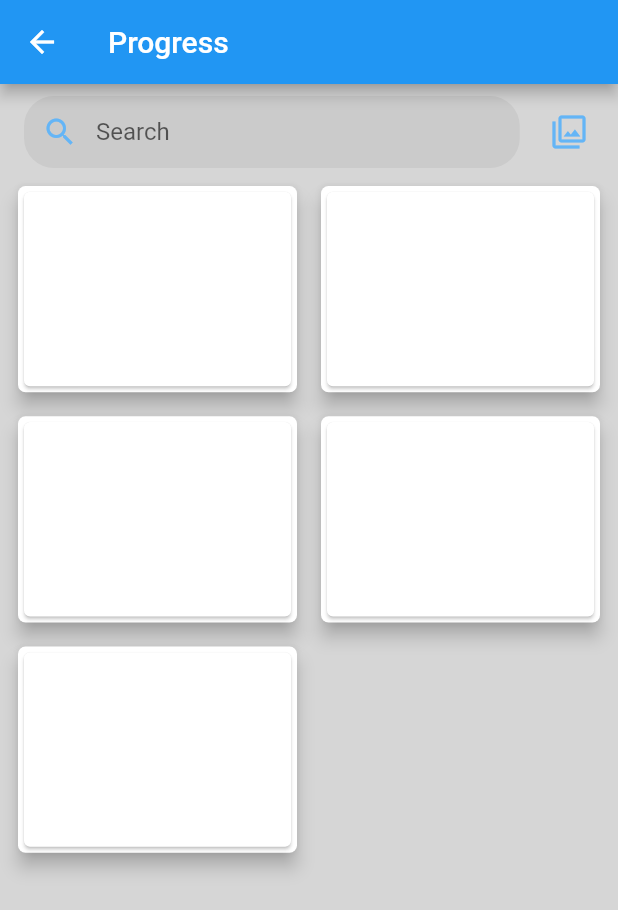
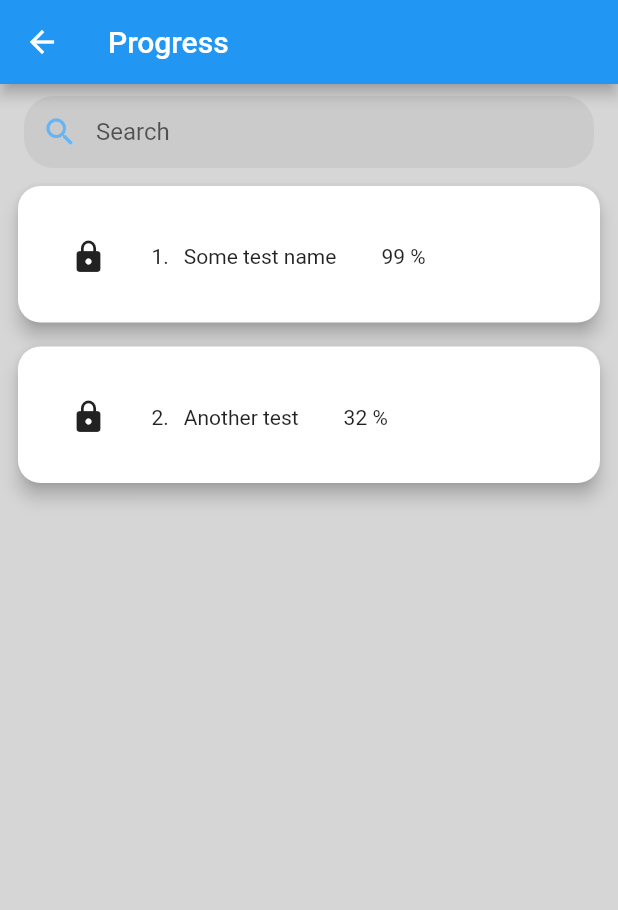
Before and after one commit to olaziobrowska/Mobile-application-supporting-language-learning, a Flutter app: the ProgressView screen opened by its route, on a phone screen of 412 x 824 dp. Shown: the top 910 px of the screen. Run offline on Flutter 3.47's test engine with Material 2 defaults, Android fonts, the light colour scheme and no system bars; our stand-ins replace cloud_firestore, firebase_auth, firebase_messaging, get_it; accounts and stored records are empty.

Commit message:
progressView + testCard + testCardModel

```diff
--- a/language_app/lib/views/progress_view/progressView.dart
+++ b/language_app/lib/views/progress_view/progressView.dart
@@ -1,35 +1,67 @@
 import 'package:flutter/material.dart';
+import 'package:language_app/utils/routes/routes.dart';
+import 'testCard.dart';
+import 'testCardModel.dart';
 
 class ProgressView extends StatefulWidget {
+  final NavigationService _navigationService = locator<NavigationService>();
+
+  // TODO
+  // final Function getUserTests; or something like that
+  // ProgressView({@required this.getUserTests});
+
   @override
   _ProgressViewState createState() => _ProgressViewState();
 }
 
 class _ProgressViewState extends State<ProgressView> {
-  List items = [];
+  String searchValue = "";
+  bool loading = true;
+
+  TextEditingController editingController = TextEditingController();
+
+  var items = List<TestCardModel>();
+  var filteredItems = List<TestCardModel>();
+  List<String> selectedCountList = [];
+
+  TestCardModel someTestCard1 =
+      TestCardModel(1, "Some test name", 99); // to remove
+  TestCardModel someTestCard2 =
+      TestCardModel(2, "Another test", 32); // to remove
+
+  @override
+  void initState() {
+    super.initState();
+    items.add(someTestCard1); // to remove
+    items.add(someTestCard2); // to remove
+    // TODO
+    // getUserTests(); or something like that
+  }
+
+  void filterSearchResults(String query) {
+    setState(() {
+      searchValue = query;
+    });
+  }
+
   @override
   Widget build(BuildContext context) {
+    filteredItems = items
+        .where((item) =>
+            item.name.toLowerCase().contains(searchValue.toLowerCase()))
+        .toList();
+    filteredItems = filteredItems.where((item) {
+      if (selectedCountList.isEmpty) {
+        return true;
+      }
+      return false;
+    }).toList();
+
     return new Scaffold(
         appBar: new AppBar(
           title: new Text("Progress"),
-          // backgroundColor: Colors.red[300],
-          actions: <Widget>[
-            // IconButton(
-            //     icon: Icon(
-            //       Icons.camera_alt_outlined,
-            //       color: Colors.white,
-            //     ),
-            //     onPressed: () async {
-            //       String photoScanResult = await scanner.scan();
-            //       try {
-            //         await widget._navigationService
-            //             .navigateTo('wiki-page', int.parse(photoScanResult));
-            //       } catch (err) {}
-            //     })
-          ],
         ),
         body: WillPopScope(
-          // onWillPop: () {},
           child: Container(
             margin: new EdgeInsets.symmetric(horizontal: 8.0),
             child: Column(
@@ -41,16 +73,14 @@ class _ProgressViewState extends State<ProgressView> {
                       child: Padding(
                         padding: const EdgeInsets.all(8.0),
                         child: TextField(
-                          // onChanged: (value) {
-                          //   filterSearchResults(value);
-                          // },
-                          // controller: editingController,
-                          style: TextStyle(
-                              fontSize: 16.0, color: Colors.black),
+                          onChanged: (value) {
+                            filterSearchResults(value);
+                          },
+                          controller: editingController,
+                          style: TextStyle(fontSize: 16.0, color: Colors.black),
                           decoration: InputDecoration(
                               fillColor: Colors.grey.withOpacity(0.2),
                               filled: true,
-                              // labelText: "Search",
                               hintText: "Search",
                               contentPadding: const EdgeInsets.symmetric(
                                 vertical: 8.0,
@@ -61,28 +91,19 @@ class _ProgressViewState extends State<ProgressView> {
                               ),
                               border: OutlineInputBorder(
                                   borderSide: BorderSide.none,
-                                  borderRadius: BorderRadius.all(
-                                      Radius.circular(20.0)))),
+                                  borderRadius:
+                                      BorderRadius.all(Radius.circular(20.0)))),
                         ),
                       ),
                     ),
-                    Expanded(
-                        child: IconButton(
-                          // onPressed: _openFilterDialog,
-                          tooltip: 'Increment',
-                          icon: Icon(Icons.filter, color: Colors.blue[300]),
-                        ))
-                    // Icon(Icons.filter, color: Colors.red[300]))),
                   ],
                 ),
                 Expanded(
-                    child: CustomScrollView(
-                        slivers: <Widget>[
+                    child: CustomScrollView(slivers: <Widget>[
                   SliverGrid(
-                              gridDelegate:
-                              SliverGridDelegateWithFixedCrossAxisCount(
-                                  crossAxisCount: 2,
-                                  childAspectRatio: 4 / 3,
+                      gridDelegate: SliverGridDelegateWithFixedCrossAxisCount(
+                          crossAxisCount: 1,
+                          childAspectRatio: 12 / 3,
                           crossAxisSpacing: 8.0,
                           mainAxisSpacing: 8.0),
                       delegate: SliverChildBuilderDelegate(
@@ -91,63 +112,23 @@ class _ProgressViewState extends State<ProgressView> {
                             child: new Card(
                                 elevation: 5,
                                 shape: RoundedRectangleBorder(
-                                          borderRadius: BorderRadius.circular(5),
+                                  borderRadius: BorderRadius.circular(15),
                                 ),
-                                        // color: Colors.redAccent,
-                                        child: Card()),
-                                    onTap: () {}
+                                child:
+                                    TestCard(testCard: filteredItems[index])),
+                            onTap: () async {
+                              // TODO
+                              // await widget._navigationService
+                              //     .navigateTo('REPLACE_ME_WITH_TEST_VIEW_URL', filteredItems[index].id);
+                            },
                           );
                         },
-                                childCount: 5,
-
-                              )
-                          ),
-                        ])
-                ),
+                        childCount: filteredItems.length,
+                      )),
+                ])),
               ],
             ),
           ),
         ));
   }
 }
-
-
-class TestCard extends StatelessWidget {
-  // Card({this.pokemon});
-  //
-  // final Pokemon pokemon;
-
-  @override
-  Widget build(BuildContext context) {
-    return Container(
-      decoration: BoxDecoration(
-        borderRadius: BorderRadius.all(Radius.circular(8.0)),
-      ),
-      child: Column(mainAxisSize: MainAxisSize.min, children: [
-        Row(
-          mainAxisAlignment: MainAxisAlignment.end,
-          children: [
-            Container(
-              margin: EdgeInsets.fromLTRB(0, 8, 8, 0),
-              // child: Icon(),
-            ),
-          ],
-        ),
-        Container(
-          child: Row(
-            mainAxisAlignment: MainAxisAlignment.spaceBetween,
-            children: [
-              Expanded(flex: 1,
-                // child: Image.network(pokemon.imageUrl)
-        ),
-              Expanded(
-                  flex: 1,
-                  child: Center(child: Text("CARD")
-                  )),
-            ],
-          ),
-        ),
-      ]),
-    );
-  }
-}
--- /dev/null
+++ b/language_app/lib/views/progress_view/testCard.dart
@@ -0,0 +1,38 @@
+import 'package:flutter/material.dart';
+import 'package:flutter/widgets.dart';
+import 'package:language_app/views/progress_view/testCardModel.dart';
+
+class TestCard extends StatelessWidget {
+  TestCard({this.testCard});
+
+  final TestCardModel testCard;
+
+  @override
+  Widget build(BuildContext context) {
+    return Container(
+      decoration: BoxDecoration(
+        borderRadius: BorderRadius.all(Radius.circular(8.0)),
+      ),
+      child: Column(mainAxisSize: MainAxisSize.min, children: [
+        Row(
+          mainAxisAlignment: MainAxisAlignment.start,
+          children: [
+            Container(
+              margin: EdgeInsets.fromLTRB(35, 35, 0, 0),
+              child: Icon(Icons.lock),
+            ),
+            Container(
+                margin: EdgeInsets.fromLTRB(30, 35, 0, 0),
+                child: Text(this.testCard.id.toString() + ".")),
+            Container(
+                margin: EdgeInsets.fromLTRB(10, 35, 0, 0),
+                child: Text(this.testCard.name)),
+            Container(
+                margin: EdgeInsets.fromLTRB(30, 35, 0, 0),
+                child: Text(this.testCard.percentage.toString() + " %")),
+          ],
+        ),
+      ]),
+    );
+  }
+}
--- /dev/null
+++ b/language_app/lib/views/progress_view/testCardModel.dart
@@ -0,0 +1,13 @@
+import 'package:flutter/material.dart';
+
+class TestCardModel {
+  int id;
+  String name;
+  int percentage;
+
+  TestCardModel(
+      this.id,
+        this.name,
+        this.percentage
+  );
+}
```
Lines whose indentation alone changed are shown as unchanged.
